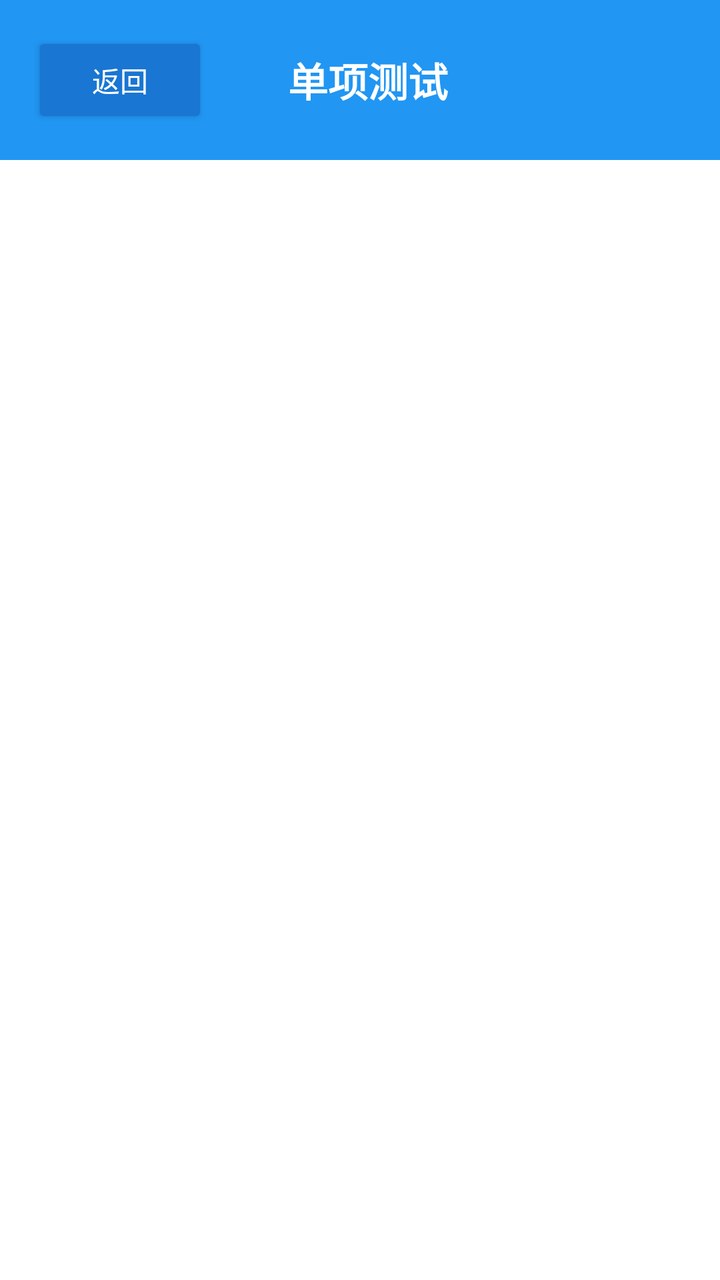
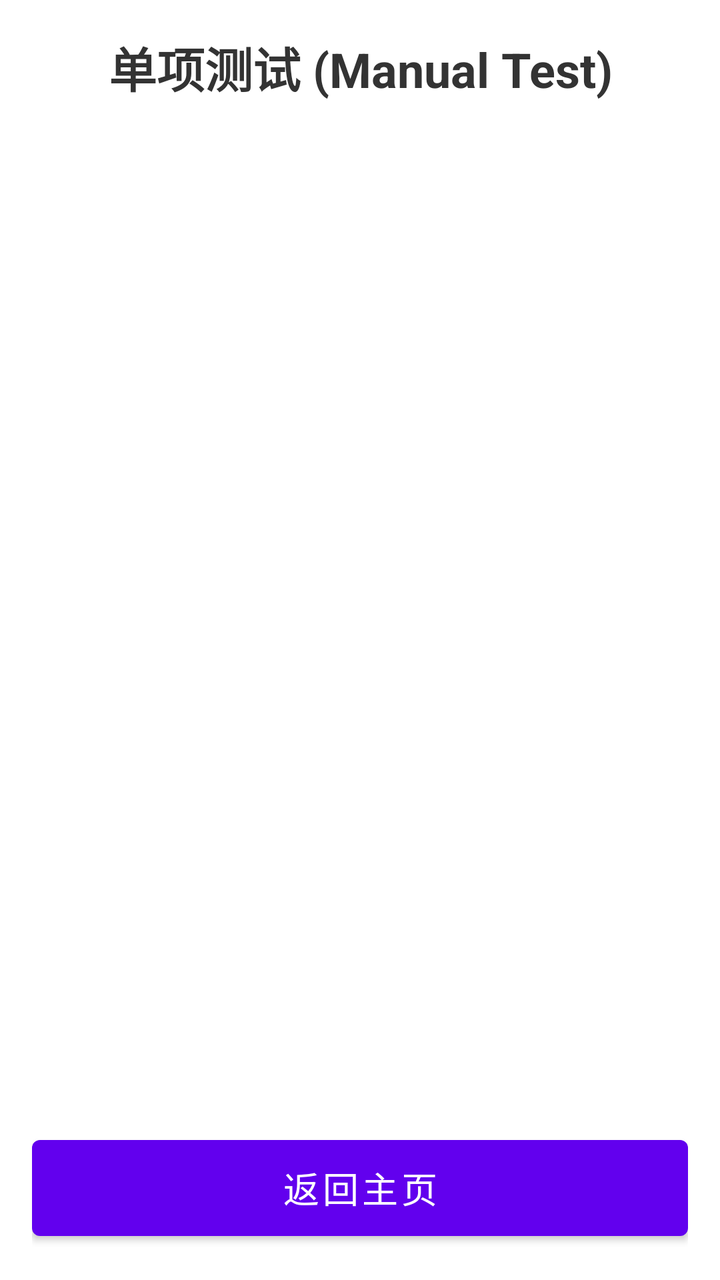

An Android layout rendered at two revisions. The XML below is the earlier revision; the diff shows what the commit changed to produce the second picture.
<!-- AndroidManifest.xml: activity theme Theme.MMITest -->
<!-- res/layout/activity_single_test.xml -->
<?xml version="1.0" encoding="utf-8"?>
<LinearLayout xmlns:android="http://schemas.android.com/apk/res/android"
    android:layout_width="match_parent"
    android:layout_height="match_parent"
    android:orientation="vertical"
    android:background="@android:color/white">

    
    <LinearLayout
        android:layout_width="match_parent"
        android:layout_height="wrap_content"
        android:orientation="horizontal"
        android:gravity="center_vertical"
        android:padding="16dp"
        android:background="#2196F3">

        <Button
            android:id="@+id/btn_back"
            android:layout_width="wrap_content"
            android:layout_height="wrap_content"
            android:text="返回"
            android:textColor="@android:color/white"
            android:backgroundTint="#1976D2"/>

        <TextView
            android:layout_width="0dp"
            android:layout_height="wrap_content"
            android:layout_weight="1"
            android:text="单项测试"
            android:textSize="20sp"
            android:textStyle="bold"
            android:textColor="@android:color/white"
            android:gravity="center"/>

        <View
            android:layout_width="80dp"
            android:layout_height="1dp"/>
    </LinearLayout>

    
    <ListView
        android:id="@+id/list_view"
        android:layout_width="match_parent"
        android:layout_height="0dp"
        android:layout_weight="1"
        android:divider="#E0E0E0"
        android:dividerHeight="1dp"/>

</LinearLayout>
<!-- resources referenced by this layout -->
<resources>
  <style name="Theme.MMITest" parent="Theme.AppCompat.Light.NoActionBar" />
</resources>

<!-- the commit's change to res/layout/activity_single_test.xml (unified diff, before → after) -->
@@ -3,47 +3,33 @@
     android:layout_width="match_parent"
     android:layout_height="match_parent"
     android:orientation="vertical"
-    android:background="@android:color/white">
+    android:padding="16dp"
+    android:background="#FFFFFF">
 
-    
-    <LinearLayout
+    <TextView
         android:layout_width="match_parent"
         android:layout_height="wrap_content"
-        android:orientation="horizontal"
-        android:gravity="center_vertical"
-        android:padding="16dp"
-        android:background="#2196F3">
+        android:text="单项测试 (Manual Test)"
+        android:textSize="24sp"
+        android:textStyle="bold"
+        android:gravity="center"
+        android:layout_marginBottom="20dp"
+        android:textColor="#333333"/>
 
-        <Button
-            android:id="@+id/btn_back"
-            android:layout_width="wrap_content"
-            android:layout_height="wrap_content"
-            android:text="返回"
-            android:textColor="@android:color/white"
-            android:backgroundTint="#1976D2"/>
-
-        <TextView
-            android:layout_width="0dp"
-            android:layout_height="wrap_content"
-            android:layout_weight="1"
-            android:text="单项测试"
-            android:textSize="20sp"
-            android:textStyle="bold"
-            android:textColor="@android:color/white"
-            android:gravity="center"/>
-
-        <View
-            android:layout_width="80dp"
-            android:layout_height="1dp"/>
-    </LinearLayout>
-
-    
     <ListView
         android:id="@+id/list_view"
         android:layout_width="match_parent"
         android:layout_height="0dp"
         android:layout_weight="1"
-        android:divider="#E0E0E0"
+        android:divider="@android:color/darker_gray"
         android:dividerHeight="1dp"/>
 
+    <Button
+        android:id="@+id/btn_back"
+        android:layout_width="match_parent"
+        android:layout_height="60dp"
+        android:text="返回主页"
+        android:textSize="18sp"
+        android:layout_marginTop="10dp"/>
+
 </LinearLayout>
<!-- resource entries referenced after the edit -->
@@ -1,5 +1,22 @@
 <!-- resources referenced by this layout -->
 <resources>
-  <style name="Theme.MMITest" parent="Theme.AppCompat.Light.NoActionBar" />
+  <style name="Theme.MMITest" parent="Theme.MaterialComponents.Light.NoActionBar">
+          
+          <item name="android:windowFullscreen">true</item>
+          <item name="android:windowContentOverlay">@null</item>
+          <item name="android:windowActionBar">false</item>
+          <item name="android:windowNoTitle">true</item>
+  
+          
+          <item name="colorPrimary">@color/purple_500</item>
+          <item name="colorOnPrimary">@color/white</item>
+          
+          <item name="colorSecondary">@color/teal_200</item>
+          <item name="colorOnSecondary">@color/black</item>
+      </style>
+  <color name="purple_500">#FF6200EE</color>
+  <color name="white">#FFFFFFFF</color>
+  <color name="teal_200">#FF03DAC5</color>
+  <color name="black">#FF000000</color>
 </resources>
 
